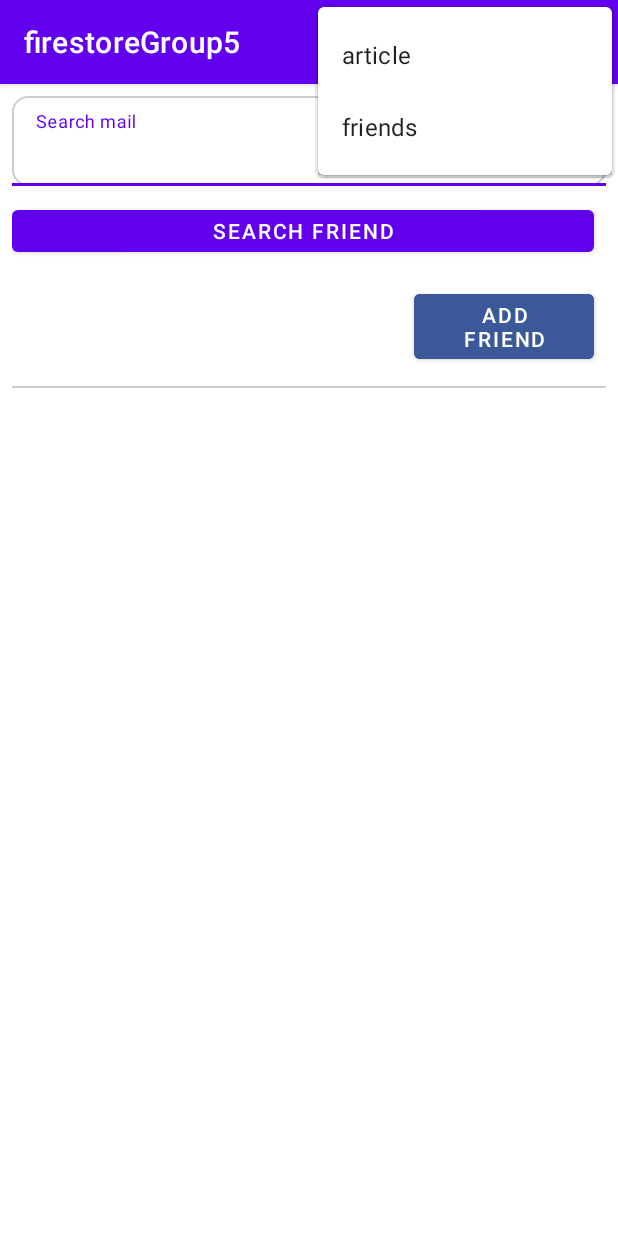
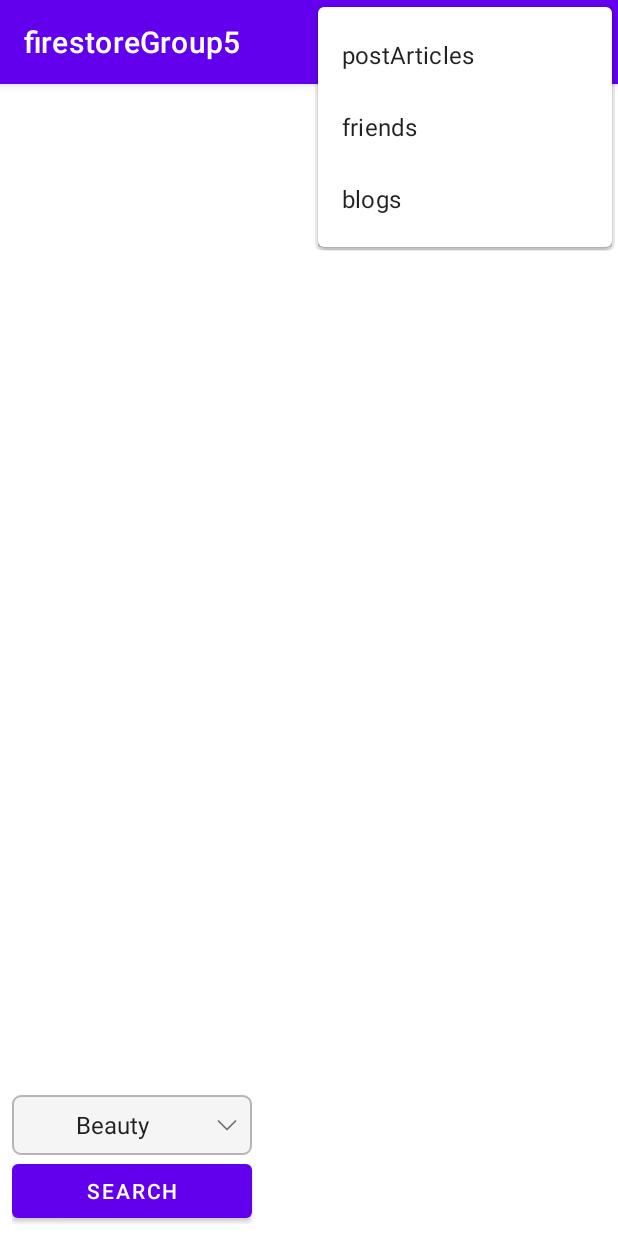
Before and after one commit to mikachen/FirestorePractice, an Android app: the screen it shows after launch (MainActivity), with the options menu open, on a phone screen of 412 x 824 dp. Run offline under Robolectric (Android 15) with nearby library versions, the phone set to English and light mode, and no system bars; our stand-ins replace Firebase (no records; nobody signed in at launch, a user with empty details on screens opened directly), navigation-ui.

Commit message:
can search article with tag

```diff
--- a/app/src/main/java/com/zoe/firestoregroup5/Article.kt
+++ b/app/src/main/java/com/zoe/firestoregroup5/Article.kt
@@ -1,12 +1,13 @@
 package com.zoe.firestoregroup5
 
+import com.google.firebase.Timestamp
 import com.google.firebase.firestore.FieldValue
 
-data class Article (
+data class Article(
     val id: String,
     val title: String,
     val content: String,
     val tag: String,
     val author_id: String = "Zoe1018",
-    val created_time: FieldValue,
+    val created_time: Timestamp,
 )
--- /dev/null
+++ b/app/src/main/java/com/zoe/firestoregroup5/articles/ArticlesViewModel.kt
@@ -0,0 +1,44 @@
+package com.zoe.firestoregroup5.articles
+
+import android.util.Log
+import androidx.lifecycle.LiveData
+import androidx.lifecycle.MutableLiveData
+import androidx.lifecycle.ViewModel
+import com.google.firebase.Timestamp
+import com.google.firebase.firestore.FirebaseFirestore
+import com.zoe.firestoregroup5.Article
+
+class ArticlesViewModel(db: FirebaseFirestore) : ViewModel() {
+
+    val artsList = mutableListOf<Article>()
+    val ref = db.collection("Articles")
+
+
+    private val _articles = MutableLiveData<List<Article>>()
+    val articles: LiveData<List<Article>>
+        get() = _articles
+
+
+    //Get multiple documents from a collection
+    fun toSearchWithTag(tag: String) {
+        artsList.clear()
+
+        ref.whereEqualTo("tag", tag)
+            .get()
+            .addOnSuccessListener {
+                for (element in it) {
+                    val article = Article(
+                        id = element.data["id"].toString(),
+                        tag = element.data["tag"].toString(),
+                        title = element.data["title"].toString(),
+                        content = element.data["content"].toString(),
+                        author_id = element.data["author_id"].toString(),
+                        created_time = element.data["created_time"] as Timestamp
+                    )
+                    artsList.add(article)
+                }
+                _articles.value = artsList
+                Log.d("articles", "${_articles.value}")
+            }
+    }
+}
--- /dev/null
+++ b/app/src/main/java/com/zoe/firestoregroup5/articles/BlogFragment.kt
@@ -0,0 +1,69 @@
+package com.zoe.firestoregroup5.articles
+
+import android.os.Bundle
+import android.view.LayoutInflater
+import android.view.View
+import android.view.ViewGroup
+import android.widget.AdapterView
+import android.widget.ArrayAdapter
+import androidx.fragment.app.Fragment
+import com.google.firebase.firestore.FirebaseFirestore
+import com.zoe.firestoregroup5.R
+import com.zoe.firestoregroup5.databinding.FragmentBlogBinding
+
+class BlogFragment : Fragment() {
+
+    lateinit var binding: FragmentBlogBinding
+
+    val db = FirebaseFirestore.getInstance()
+
+
+    override fun onCreateView(
+        inflater: LayoutInflater, container: ViewGroup?,
+        savedInstanceState: Bundle?,
+    ): View? {
+        binding = FragmentBlogBinding.inflate(inflater, container, false)
+
+        val viewModel = ArticlesViewModel(db)
+        val adapter = ArticlesAdapter(db)
+        binding.articlesRecyclerView.adapter = adapter
+
+
+        val arrayAdapter =
+            ArrayAdapter.createFromResource(requireContext(), R.array.article_tag_array,
+                androidx.appcompat.R.layout.select_dialog_item_material)
+        var tag = ""
+        val spinner = binding.tagSpinner
+        spinner.adapter = arrayAdapter
+        spinner.onItemSelectedListener = object : AdapterView.OnItemSelectedListener {
+            override fun onItemSelected(p0: AdapterView<*>?, p1: View?, p2: Int, p3: Long) {
+                when (p2) {
+                    0 -> tag = "Beauty"
+                    1 -> tag = "Gossiping"
+                    2 -> tag = "SchoolLife"
+                }
+            }
+            override fun onNothingSelected(p0: AdapterView<*>?) {
+                TODO("Not yet implemented")
+            }
+        }
+
+        //輸入tag值 餵入查詢
+        binding.searchIdButton.setOnClickListener {
+            viewModel.toSearchWithTag(tag)
+        }
+
+        //監聽並顯示查詢結果 啟動recyclerView
+        viewModel.articles.observe(viewLifecycleOwner){
+            adapter.submitList(it)
+            adapter.notifyDataSetChanged()
+        }
+
+
+
+
+
+
+        return binding.root
+    }
+}
--- /dev/null
+++ b/app/src/main/res/layout/fragment_blog.xml
@@ -0,0 +1,59 @@
+<?xml version="1.0" encoding="utf-8"?>
+
+<androidx.constraintlayout.widget.ConstraintLayout
+    xmlns:android="http://schemas.android.com/apk/res/android"
+    xmlns:app="http://schemas.android.com/apk/res-auto"
+    xmlns:tools="http://schemas.android.com/tools"
+    android:layout_margin="8dp"
+    android:layout_width="match_parent"
+    android:layout_height="match_parent">
+
+    <androidx.recyclerview.widget.RecyclerView
+        android:id="@+id/articles_recyclerView"
+        android:layout_width="match_parent"
+        android:layout_height="0dp"
+        tools:listitem="@layout/article_linear_view"
+        tools:itemCount="3"
+        android:padding="2dp"
+        app:layoutManager="androidx.recyclerview.widget.LinearLayoutManager"
+        app:layout_constraintEnd_toEndOf="parent"
+        app:layout_constraintBottom_toTopOf="@id/search_base"
+        app:layout_constraintStart_toStartOf="parent"
+        app:layout_constraintTop_toTopOf="parent"/>
+
+    <androidx.constraintlayout.widget.ConstraintLayout
+        android:id="@+id/search_base"
+        android:layout_width="match_parent"
+        android:layout_height="100dp"
+        app:layout_constraintBottom_toBottomOf="parent"
+        app:layout_constraintEnd_toEndOf="parent"
+        app:layout_constraintStart_toStartOf="parent"
+        app:layout_constraintTop_toBottomOf="@id/articles_recyclerView">
+
+        <Spinner
+            android:id="@+id/tag_spinner"
+            android:layout_width="160dp"
+            android:layout_height="40dp"
+            android:layout_marginTop="16dp"
+            android:background="@drawable/shape_spinner"
+            android:prompt="@string/tag_prompt"
+            android:spinnerMode="dialog"
+            android:textSize="16sp"
+            app:layout_constraintStart_toStartOf="parent"
+            app:layout_constraintBottom_toTopOf="@id/search_id_button"
+            app:layout_constraintTop_toTopOf="parent" />
+
+        <Button
+            android:id="@+id/search_id_button"
+            android:layout_width="0dp"
+            android:layout_height="wrap_content"
+            android:text="search"
+            app:layout_constraintTop_toBottomOf="@id/tag_spinner"
+            app:layout_constraintStart_toStartOf="@id/tag_spinner"
+            app:layout_constraintEnd_toEndOf="@id/tag_spinner"
+            app:layout_constraintBottom_toBottomOf="parent"/>
+
+
+    </androidx.constraintlayout.widget.ConstraintLayout>
+
+</androidx.constraintlayout.widget.ConstraintLayout>
--- a/app/src/main/res/layout/fragment_first.xml
+++ b/app/src/main/res/layout/fragment_first.xml
@@ -5,7 +5,7 @@
     android:layout_width="match_parent"
     android:layout_height="match_parent"
     android:layout_margin="16dp"
-    tools:context=".ArticleFragment">
+    tools:context=".PostArticleFragment">
 
     <com.google.android.material.textfield.TextInputLayout
         android:id="@+id/textbase1"
--- a/app/src/main/res/menu/menu_main.xml
+++ b/app/src/main/res/menu/menu_main.xml
@@ -3,13 +3,19 @@
     xmlns:tools="http://schemas.android.com/tools"
     tools:context="com.zoe.firestoregroup5.MainActivity">
     <item
-        android:id="@+id/articleFragment"
+        android:id="@+id/postArticleFragment"
         android:orderInCategory="100"
-        android:title="article"
+        android:title="postArticles"
         app:showAsAction="never" />
     <item
         android:id="@+id/friendsFragment"
         android:orderInCategory="100"
         android:title="friends"
         app:showAsAction="never" />
+
+    <item
+        android:id="@+id/blogFragment"
+        android:orderInCategory="100"
+        android:title="blogs"
+        app:showAsAction="never" />
 </menu>
--- a/app/src/main/res/navigation/nav_graph.xml
+++ b/app/src/main/res/navigation/nav_graph.xml
@@ -3,24 +3,21 @@
     xmlns:app="http://schemas.android.com/apk/res-auto"
     xmlns:tools="http://schemas.android.com/tools"
     android:id="@+id/nav_graph"
-    app:startDestination="@id/friendsFragment">
+    app:startDestination="@id/blogFragment">
 
     <fragment
-        android:id="@+id/articleFragment"
-        android:name="com.zoe.firestoregroup5.ArticleFragment"
+        android:id="@+id/postArticleFragment"
+        android:name="com.zoe.firestoregroup5.PostArticleFragment"
         android:label="fragment_article"
-        tools:layout="@layout/fragment_first">
-        <action
-            android:id="@+id/action_FirstFragment_to_friendsFragment"
-            app:destination="@id/friendsFragment" />
-    </fragment>
+        tools:layout="@layout/fragment_first"/>
     <fragment
         android:id="@+id/friendsFragment"
         android:name="com.zoe.firestoregroup5.FriendsFragment"
         android:label="fragment_friends"
-        tools:layout="@layout/fragment_friends" >
-        <action
-            android:id="@+id/action_friendsFragment_to_FirstFragment"
-            app:destination="@id/articleFragment" />
-    </fragment>
+        tools:layout="@layout/fragment_friends" />
+    <fragment
+        android:id="@+id/blogFragment"
+        android:name="com.zoe.firestoregroup5.articles.BlogFragment"
+        android:label="fragment_blog"
+        tools:layout="@layout/fragment_blog" />
 </navigation>
```
Also changed, not shown: app/src/main/java/com/zoe/firestoregroup5/PostArticleFragment.kt (renamed from app/src/main/java/com/zoe/firestoregroup5/ArticleFragment.kt, +9 -9 lines), app/src/main/java/com/zoe/firestoregroup5/articles/ArticlesAdapter.kt (added, +70 -0 lines), app/src/main/res/layout/article_linear_view.xml (added, +84 -0 lines).
